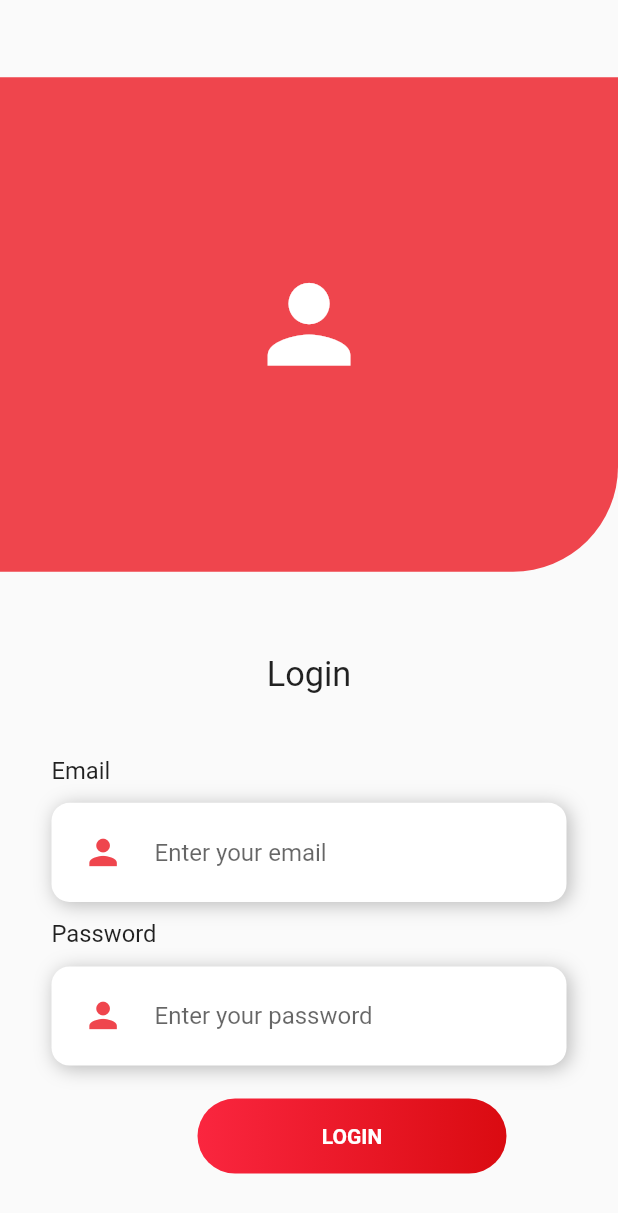
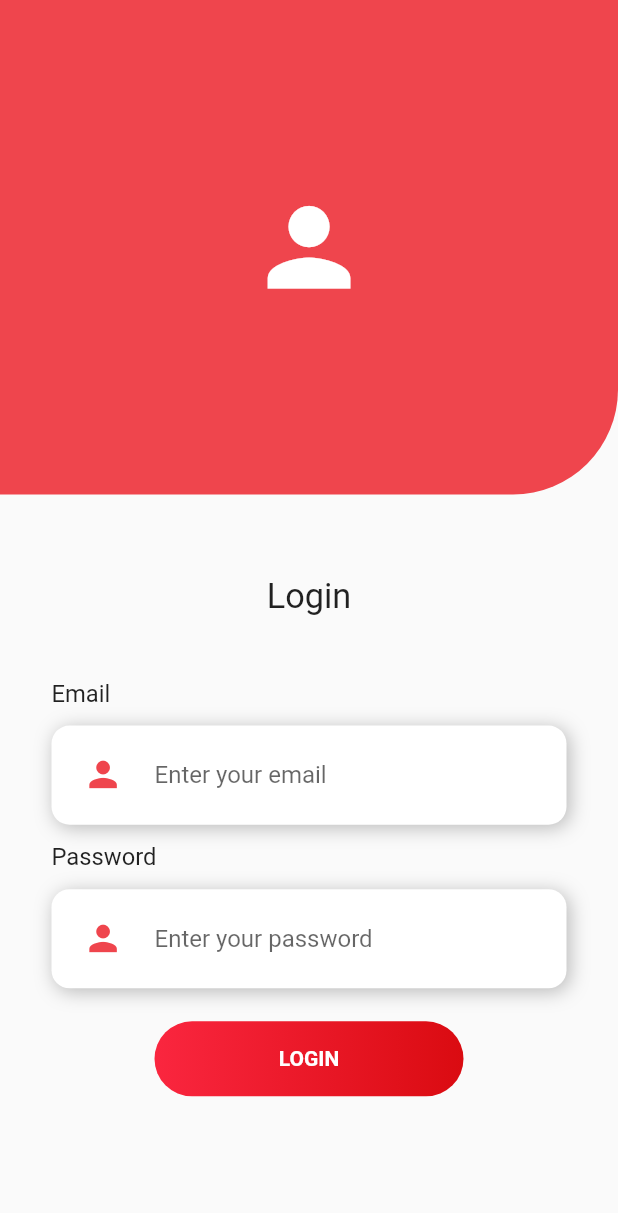
Before and after one commit to Kareemkhaled617/Attendance-admin, a Flutter app: the LoginScreen screen opened directly, on a phone screen of 412 x 824 dp. Shown: the top 1213 px of the screen. Run offline on Flutter 3.47's test engine with Material 2 defaults, Android fonts, the phone set to English and light mode, and no system bars; our stand-ins replace cloud_firestore, firebase_core, fluttertoast, geocoding, geolocator, get and 3 more; accounts and stored records are empty; Roboto replaces fonts that are missing (NexaBold).

Commit message:
update ui

```diff
--- a/lib/main.dart
+++ b/lib/main.dart
@@ -1,3 +1,4 @@
+import 'package:attendance_admin/screen/auth/Screens/login/login.dart';
 import 'package:attendance_admin/screen/first.dart';
 import 'package:firebase_core/firebase_core.dart';
 import 'package:flutter/material.dart';
@@ -21,7 +22,7 @@ class MyApp extends StatelessWidget {
       theme: ThemeData(
         primarySwatch: Colors.red,
       ),
-      home: const HomePage(),
+      home: const LoginScreen(),
     );
   }
 }
--- a/lib/screen/auth/Screens/login/login.dart
+++ b/lib/screen/auth/Screens/login/login.dart
@@ -2,8 +2,6 @@ import 'package:flutter/material.dart';
 import 'package:get/get.dart';
 
 import '../../../first.dart';
-import '../../components/background.dart';
-import '../register/register.dart';
 
 class LoginScreen extends StatefulWidget {
   const LoginScreen({super.key});
@@ -17,6 +15,7 @@ class _LoginScreenState extends State<LoginScreen> {
   double screenHeight = 0;
   double screenWidth = 0;
   Color primary = const Color(0xffeef444c);
+
   Widget build(BuildContext context) {
     Size size = MediaQuery.of(context).size;
 
@@ -112,12 +111,10 @@ class _LoginScreenState extends State<LoginScreen> {
     //   ),
     // );
 
-
     return Scaffold(
         resizeToAvoidBottomInset: false,
         body: Column(
           children: [
-          SizedBox(height: screenHeight / 16,) ,
             Container(
               height: screenHeight / 2.5,
               width: screenWidth,
@@ -161,8 +158,9 @@ class _LoginScreenState extends State<LoginScreen> {
                     fieldTitle("Password"),
                     customField("Enter your password"),
                     Container(
-              alignment: Alignment.centerRight,
-              margin: const EdgeInsets.symmetric(horizontal: 40, vertical: 10),
+                      alignment: Alignment.center,
+                      margin: const EdgeInsets.symmetric(
+                          horizontal: 40, vertical: 10),
                       child: MaterialButton(
                         onPressed: () {
                           Get.to(const HomePage());
@@ -209,18 +207,16 @@ class _LoginScreenState extends State<LoginScreen> {
                       // ),
                       // ),
 
-
                       //);
 
                       //},
                     ),
                   ]),
-    ),],
+            ),
+          ],
         ));
+  }
 
-
-
-}
   Widget fieldTitle(String title) {
     return Container(
       margin: const EdgeInsets.only(bottom: 12),
@@ -280,5 +276,4 @@ class _LoginScreenState extends State<LoginScreen> {
       ),
     );
   }
-
 }
```
Lines whose indentation alone changed are shown as unchanged.
